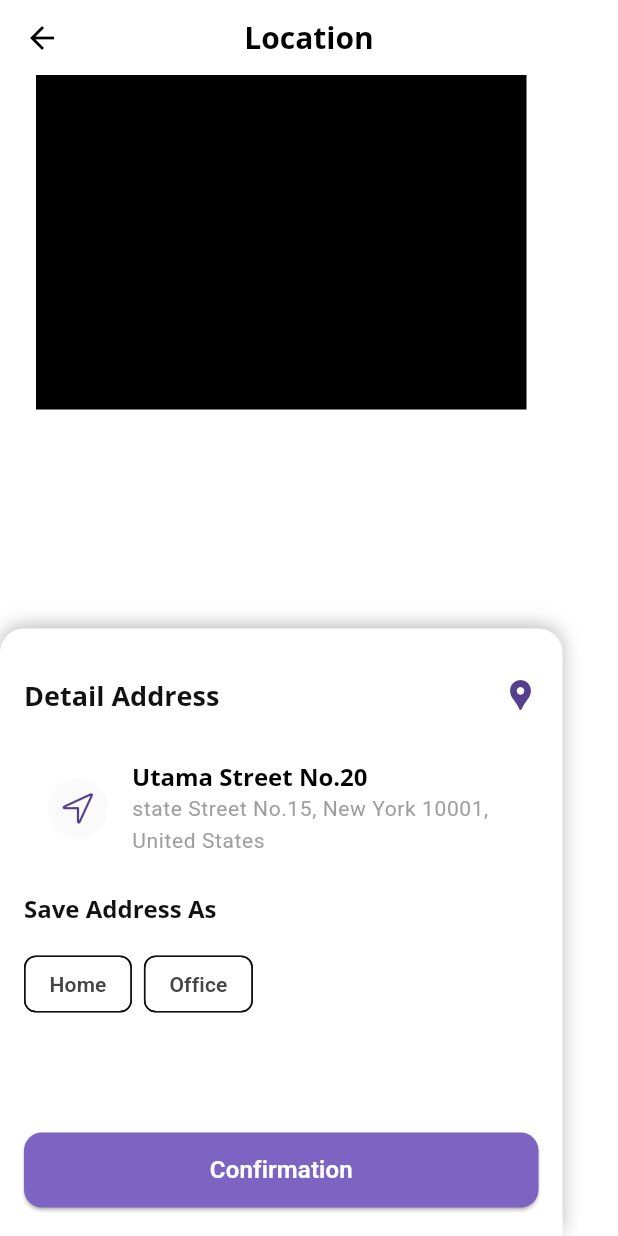
After one commit to Galadima3/bazar, a Flutter app: the LocationView screen opened by its route, after a tap on the "location pin" icon, on a phone screen of 412 x 824 dp. The commit adds this screen. Run offline on Flutter 3.47's test engine with Material 3 defaults, Android fonts, the phone set to English and light mode, and no system bars; our stand-ins replace flutter_native_splash, flutter_riverpod, flutter_svg, go_router, intl_phone_field, shared_preferences and 1 more; accounts and stored records are empty.

Commit message:
feat: Profile Feature (WIP)

```diff
--- a/lib/core/routing/app_router.dart
+++ b/lib/core/routing/app_router.dart
@@ -20,7 +20,11 @@ import 'package:bazar/features/home/presentation/view/home_view.dart';
 import 'package:bazar/features/home/presentation/view/vendor_view.dart';
 import 'package:bazar/features/onboarding/service/onboarding_service.dart';
 import 'package:bazar/features/onboarding/view/onboarding_screen.dart';
-import 'package:bazar/features/profile/profile_view.dart';
+import 'package:bazar/features/profile/presentation/views/favorite_view.dart';
+import 'package:bazar/features/profile/presentation/views/location_view.dart';
+import 'package:bazar/features/profile/presentation/views/my_account_view.dart';
+import 'package:bazar/features/profile/presentation/views/order_history_view.dart';
+import 'package:bazar/features/profile/presentation/views/profile_view.dart';
 import 'package:go_router/go_router.dart';
 
 class AppRouter {
@@ -180,6 +184,24 @@ class AppRouter {
           path: RoutePaths.authors,
           builder: (context, state) => const AuthorsView(),
         ),
+
+        // ======= Profile Views ========
+        GoRoute(
+          path: RoutePaths.myAccount,
+          builder: (context, state) => const MyAccountView(),
+        ),
+        GoRoute(
+          path: RoutePaths.address,
+          builder: (context, state) => const LocationView(),
+        ),
+        GoRoute(
+          path: RoutePaths.favourites,
+          builder: (context, state) => const FavoriteView(),
+        ),
+        GoRoute(
+          path: RoutePaths.orderHistory,
+          builder: (context, state) => const OrderHistoryView(),
+        ),
       ],
     );
   }
--- a/lib/core/themes/dark_theme.dart
+++ b/lib/core/themes/dark_theme.dart
@@ -11,6 +11,7 @@ class DarkTheme {
       appBarTheme: AppSharedTheme.appBar(scheme),
       textTheme: AppTextTheme.textTheme(scheme),
       // navigationBarTheme: AppSharedTheme.navigationBar(scheme),
+      listTileTheme: AppSharedTheme.listTile(scheme),
       bottomNavigationBarTheme: AppSharedTheme.bottomNavigationBar(scheme),
       elevatedButtonTheme: AppSharedTheme.elevatedButton(scheme),
       cardTheme: AppSharedTheme.card(scheme),
--- a/lib/core/themes/light_theme.dart
+++ b/lib/core/themes/light_theme.dart
@@ -13,6 +13,7 @@ class LightTheme {
       textTheme: AppTextTheme.textTheme(scheme),
       // navigationBarTheme: AppSharedTheme.navigationBar(scheme),
       bottomNavigationBarTheme: AppSharedTheme.bottomNavigationBar(scheme),
+      listTileTheme: AppSharedTheme.listTile(scheme),
       elevatedButtonTheme: AppSharedTheme.elevatedButton(scheme),
       cardTheme: AppSharedTheme.card(scheme),
       inputDecorationTheme: AppSharedTheme.input(scheme),
--- a/lib/features/category/presentation/views/category_view.dart
+++ b/lib/features/category/presentation/views/category_view.dart
@@ -13,6 +13,7 @@ class CategoryView extends StatefulWidget {
 class _CategoryViewState extends State<CategoryView>
     with SingleTickerProviderStateMixin {
   late TabController _tabController;
+  // ignore: unused_field
   int _selectedIndex = 0;
   @override
   void initState() {
--- a/lib/features/home/presentation/view/authors_view.dart
+++ b/lib/features/home/presentation/view/authors_view.dart
@@ -14,6 +14,7 @@ class AuthorsView extends ConsumerStatefulWidget {
 class _AuthorsViewState extends ConsumerState<AuthorsView>
     with SingleTickerProviderStateMixin {
   late TabController _tabController;
+ // ignore: unused_field
  int _selectedIndex = 0;
   @override
   void initState() {
--- a/lib/features/home/presentation/view/vendor_view.dart
+++ b/lib/features/home/presentation/view/vendor_view.dart
@@ -13,6 +13,7 @@ class VendorView extends ConsumerStatefulWidget {
 class _VendorViewState extends ConsumerState<VendorView>
     with SingleTickerProviderStateMixin {
   late TabController _tabController;
+  // ignore: unused_field
   int _selectedIndex = 0;
   @override
   void initState() {
--- /dev/null
+++ b/lib/features/profile/presentation/views/location_view.dart
@@ -0,0 +1,189 @@
+import 'package:bazar/core/themes/app_colors.dart';
+import 'package:flutter/cupertino.dart';
+import 'package:flutter/material.dart';
+import 'package:flutter_riverpod/flutter_riverpod.dart';
+
+class LocationView extends ConsumerStatefulWidget {
+  const LocationView({super.key});
+
+  @override
+  ConsumerState<ConsumerStatefulWidget> createState() => _LocationViewState();
+}
+
+class _LocationViewState extends ConsumerState<LocationView> {
+  bool _showBottomSheet = false;
+
+  void _toggleBottomSheet() {
+    setState(() {
+      _showBottomSheet = !_showBottomSheet;
+    });
+  }
+
+  String selectedOption = "";
+
+  @override
+  Widget build(BuildContext context) {
+    return Scaffold(
+      appBar: AppBar(
+        leading: const BackButton(),
+        title: const Text("Location"),
+      ),
+      body: Stack(
+        children: [
+          Column(
+            crossAxisAlignment: CrossAxisAlignment.center,
+            children: [
+              // Address on Map
+              Padding(
+                padding: const EdgeInsets.symmetric(horizontal: 24.0),
+                child: Container(height: 223, width: 327, color: Colors.black),
+              ),
+            ],
+          ),
+          // Persistent Bottom Sheet
+          if (_showBottomSheet)
+            Positioned(
+              bottom: 0,
+              left: 0,
+              right: 0,
+              child: Container(
+                height: 405,
+                padding: const EdgeInsets.all(16),
+                decoration: const BoxDecoration(
+                  borderRadius: BorderRadius.vertical(top: Radius.circular(16)),
+                  color: Colors.white,
+                  boxShadow: [
+                    BoxShadow(
+                      color: Colors.black26,
+                      blurRadius: 10,
+                      offset: Offset(0, -2),
+                    ),
+                  ],
+                ),
+                child: Column(
+                  children: <Widget>[
+                    const SizedBox(height: 16),
+                    // Header
+                    Row(
+                      mainAxisAlignment: MainAxisAlignment.spaceBetween,
+                      children: [
+                        Text(
+                          'Detail Address',
+                          style: Theme.of(context).textTheme.headlineMedium,
+                        ),
+                        GestureDetector(
+                          onTap: _toggleBottomSheet,
+                          child: Icon(Icons.location_pin, color: AppColors.primary500,),
+                        ),
+                      ],
+                    ),
+                    const SizedBox(height: 24),
+
+                    // Location Tile
+                    ListTile(
+                      leading: Container(
+                        height: 40,
+                        width: 40,
+                        decoration: BoxDecoration(
+                          shape: BoxShape.circle,
+                          color: AppColors.grey50,
+                        ),
+                        child: Center(
+                          child: Icon(
+                            CupertinoIcons.location,
+                            color: AppColors.primary500,
+                          ),
+                        ),
+                      ),
+
+                      title: Text("Utama Street No.20"),
+                      subtitle: Text(
+                        "state Street No.15, New York 10001, United States",
+                        style: Theme.of(context).textTheme.bodySmall?.copyWith(
+                          color: Colors.grey.shade500,
+                          fontSize: 14,
+                        ),
+                      ),
+                    ),
+                    const SizedBox(height: 16),
+                    Align(
+                      alignment: Alignment.centerLeft,
+                      child: Text(
+                        "Save Address As ",
+                        style: Theme.of(context).textTheme.headlineSmall,
+                      ),
+                    ),
+                    const SizedBox(height: 16),
+                    Align(
+                      alignment: Alignment.centerLeft,
+                      child: Wrap(
+                        spacing: 8.0,
+                        children: [
+                          ChoiceChip(
+                            label: Text("Home"),
+                            selected: selectedOption == "Home",
+                            onSelected: (bool selected) {
+                              setState(() {
+                                selectedOption = selected ? "Home" : "";
+                              });
+                            },
+                            selectedColor: Colors.blueAccent,
+                          ),
+                          ChoiceChip(
+                            label: Text("Office"),
+                            selected: selectedOption == "Office",
+                            onSelected: (bool selected) {
+                              setState(() {
+                                selectedOption = selected ? "Office" : "";
+                              });
+                            },
+                            selectedColor: Colors.green,
+                          ),
+                        ],
+                      ),
+                    ),
+
+                    const SizedBox(height: 75),
+                    SizedBox(
+                      width: double.infinity,
+                      height: 50,
+                      child: ElevatedButton(
+                        onPressed: () {
+                          // Handle confirmation logic here
+
+                          // Close the bottom sheet after confirmation
+                          _toggleBottomSheet();
+                        },
+                        style: ElevatedButton.styleFrom(
+                          backgroundColor: AppColors.primary400,
+                          foregroundColor: Colors.white,
+                          shape: RoundedRectangleBorder(
+                            borderRadius: BorderRadius.circular(12),
+                          ),
+                        ),
+                        child: const Text(
+                          'Confirmation',
+                          style: TextStyle(
+                            fontSize: 16,
+                            fontWeight: FontWeight.w600,
+                          ),
+                        ),
+                      ),
+                    ),
+                  ],
+                ),
+              ),
+            ),
+        ],
+      ),
+
+      floatingActionButton: _showBottomSheet
+          ? null
+          : FloatingActionButton(
+              backgroundColor: AppColors.primary400,
+              onPressed: _toggleBottomSheet,
+              child: Icon(Icons.location_pin, color: Colors.white),
+            ),
+    );
+  }
+}
--- a/lib/main.dart
+++ b/lib/main.dart
@@ -6,6 +6,8 @@ import 'package:flutter_riverpod/flutter_riverpod.dart';
 import 'package:go_router/go_router.dart';
 
 //TODO: Work on Home Feature
+//TODO: Finish Profile Section
+//TODO: Work on Cart Section
 
 void main() async {
   WidgetsBinding widgetsBinding = WidgetsFlutterBinding.ensureInitialized();
```
Also changed, not shown: lib/core/routing/route_paths.dart (+7 -0 lines), lib/core/themes/app_shared_theme.dart (+30 -5 lines), lib/features/profile/presentation/views/favorite_view.dart (added, +22 -0 lines), lib/features/profile/presentation/views/my_account_view.dart (added, +158 -0 lines), lib/features/profile/presentation/views/order_history_view.dart (added, +17 -0 lines), lib/features/profile/presentation/views/profile_view.dart (added, +133 -0 lines), lib/features/profile/profile_view.dart (deleted, +0 -9 lines).
